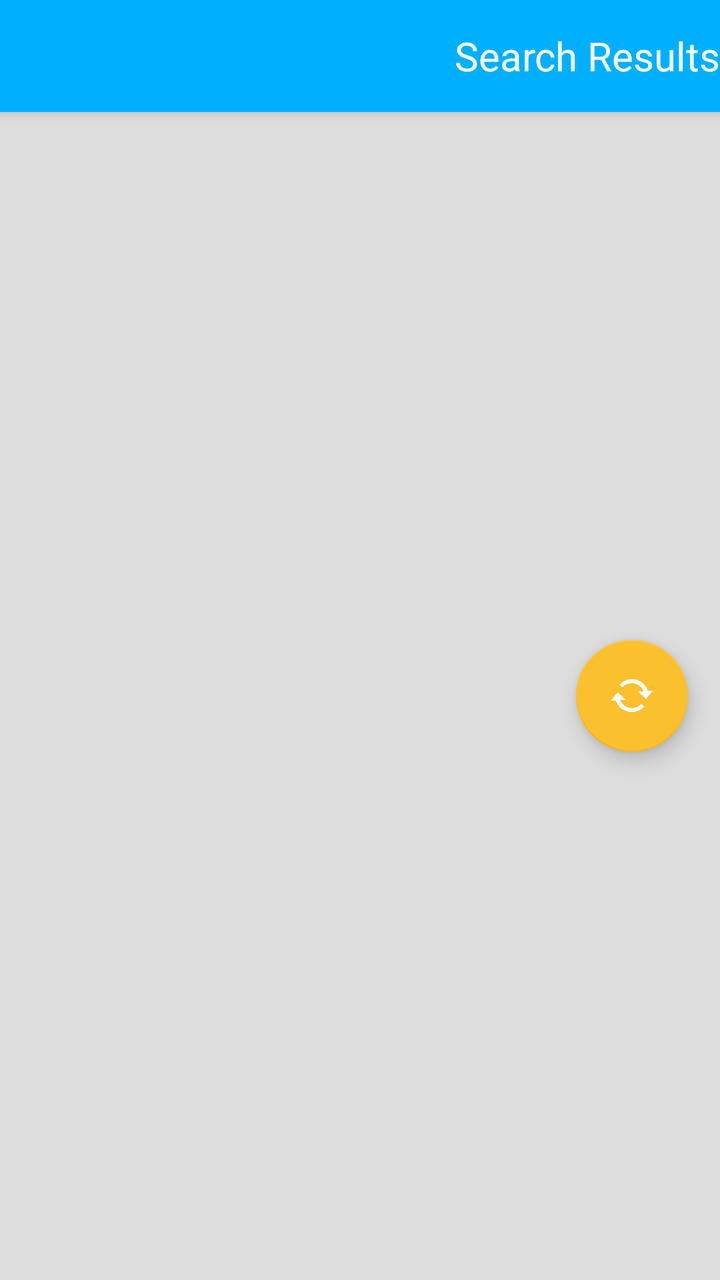
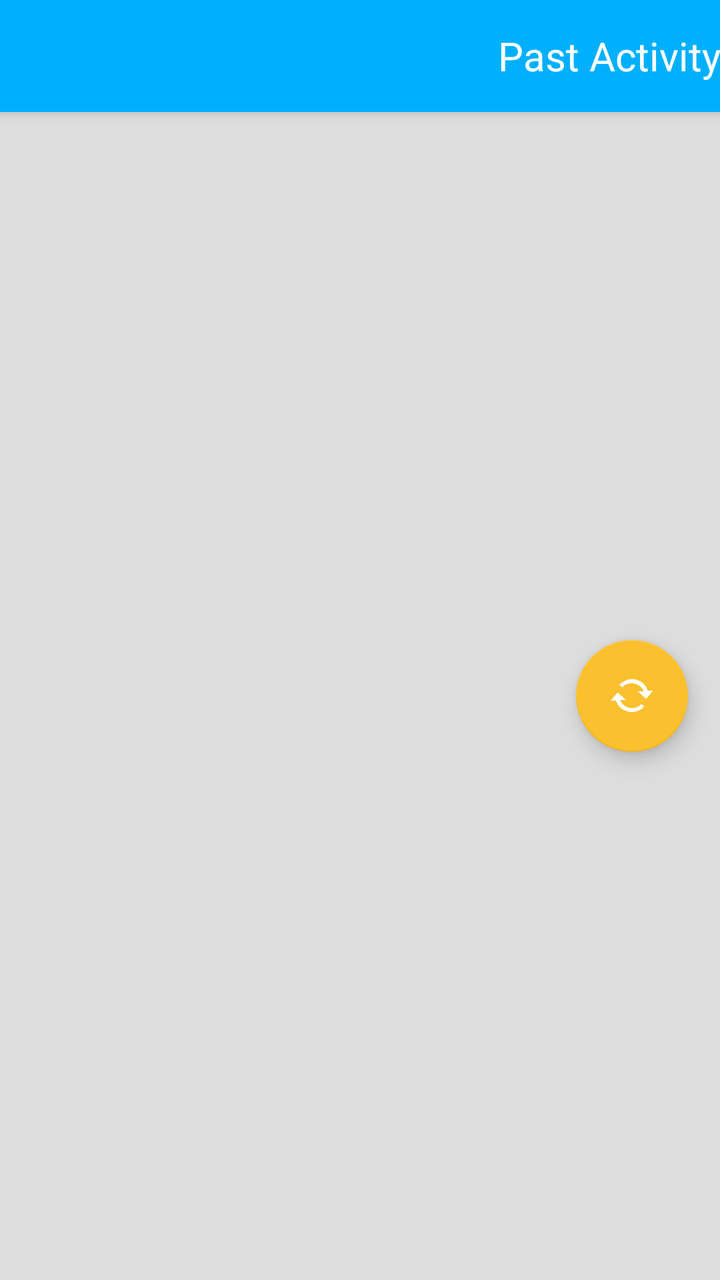

Before-and-after screenshots of an Android layout around one commit, followed by the original layout XML and the change that was made.
<!-- AndroidManifest.xml: activity theme AppTheme.NoActionBar -->
<!-- res/layout/activity_record.xml -->
<?xml version="1.0" encoding="utf-8"?>
<androidx.coordinatorlayout.widget.CoordinatorLayout
    xmlns:android="http://schemas.android.com/apk/res/android"
    xmlns:app="http://schemas.android.com/apk/res-auto"
    xmlns:tools="http://schemas.android.com/tools"
    android:layout_width="match_parent"
    android:layout_height="match_parent"
    android:fitsSystemWindows="true"
    tools:context=".ui.RecordActivity">

    <com.google.android.material.appbar.AppBarLayout
        android:id="@+id/record_appbar"
        android:layout_width="match_parent"
        android:layout_height="wrap_content"
        android:theme="@style/AppTheme.AppBarOverlay">

        <androidx.appcompat.widget.Toolbar
            android:id="@+id/record_toolbar"
            android:layout_width="match_parent"
            android:layout_height="?attr/actionBarSize"
            app:popupTheme="@style/AppTheme.PopupOverlay">

            <TextView
                android:layout_width="match_parent"
                android:layout_height="match_parent"
                android:gravity="end|center_vertical"
                android:textSize="@dimen/text_size_paragraph_title"
                android:textColor="#fff"
                android:text="@string/title_charity_list"
                style="@style/AppTheme.AppBarOverlay"/>

        </androidx.appcompat.widget.Toolbar>

    </com.google.android.material.appbar.AppBarLayout>

    <FrameLayout
        android:layout_width="match_parent"
        android:layout_height="match_parent"
        app:layout_behavior="@string/appbar_scrolling_view_behavior">

        <LinearLayout
            android:layout_width="match_parent"
            android:layout_height="match_parent"
            android:orientation="horizontal">

            <FrameLayout
                android:id="@+id/record_list_container"
                xmlns:android="http://schemas.android.com/apk/res/android"
                xmlns:app="http://schemas.android.com/apk/res-auto"
                xmlns:tools="http://schemas.android.com/tools"
                android:layout_width="match_parent"
                android:layout_height="match_parent">

                <androidx.recyclerview.widget.RecyclerView
                    android:id="@+id/record_list"
                    android:layout_width="match_parent"
                    android:layout_height="match_parent"
                    android:background="@color/colorNeutral"
                    app:layoutManager="androidx.recyclerview.widget.LinearLayoutManager"
                    tools:context=".ui.RecordActivity"
                    tools:listitem="@layout/item_record"/>

                <com.google.android.material.floatingactionbutton.FloatingActionButton
                    android:id="@+id/record_fab"
                    android:layout_width="wrap_content"
                    android:layout_height="wrap_content"
                    android:layout_gravity="center_vertical|end"
                    android:layout_marginEnd="@dimen/fab_margin"
                    app:srcCompat="@drawable/action_sync"
                    android:contentDescription="@string/description_refresh_button"/>

            </FrameLayout>

            <FrameLayout
                android:id="@+id/record_item_container"
                android:layout_width="match_parent"
                android:layout_height="match_parent"
                android:visibility="gone"
                android:background="@color/colorNeutral"
                app:layout_behavior="@string/appbar_scrolling_view_behavior" />

        </LinearLayout>

    </FrameLayout>

</androidx.coordinatorlayout.widget.CoordinatorLayout>
<!-- res/layout/item_record.xml (included above) -->
<?xml version="1.0" encoding="utf-8"?>
<LinearLayout xmlns:android="http://schemas.android.com/apk/res/android"
    android:id="@+id/record_item_view"
    android:layout_width="match_parent"
    android:layout_height="wrap_content"
    android:orientation="vertical"
    android:layout_margin="1dp"
    android:background="#fff">

    <TextView
        android:id="@+id/record_item_primary"
        android:layout_width="match_parent"
        android:layout_height="wrap_content"
        android:layout_margin="4dp"
        android:textSize="@dimen/text_size_paragraph_title"
        android:textAppearance="?attr/textAppearanceListItem" />

    <LinearLayout xmlns:android="http://schemas.android.com/apk/res/android"
        android:layout_width="match_parent"
        android:layout_height="0dp"
        android:layout_weight="1"
        android:orientation="horizontal"
        android:baselineAligned="false"
        android:gravity="center">

        <LinearLayout xmlns:android="http://schemas.android.com/apk/res/android"
            android:layout_width="0dp"
            android:layout_height="match_parent"
            android:layout_weight="1"
            android:orientation="vertical">

            <TextView
                android:id="@+id/record_item_secondary"
                android:layout_width="match_parent"
                android:layout_height="wrap_content"
                android:layout_margin="4dp"
                android:textAppearance="?attr/textAppearanceListItem" />

            <TextView
                android:id="@+id/record_item_tertiary"
                android:layout_width="match_parent"
                android:layout_height="wrap_content"
                android:layout_margin="4dp"
                android:textAppearance="?attr/textAppearanceListItem" />

        </LinearLayout>

        <RelativeLayout
            android:layout_width="wrap_content"
            android:layout_height="match_parent"
            android:background="#000"
            android:gravity="end">

            <ImageView
                android:id="@+id/record_item_logo"
                android:layout_width="wrap_content"
                android:layout_height="match_parent"
                android:adjustViewBounds="true"
                android:contentDescription="@string/description_charity_logo"/>

        </RelativeLayout>

    </LinearLayout>

</LinearLayout>
<!-- resources referenced by this layout -->
<resources>
  <color name="colorNeutral">#DDD</color>
  <dimen name="fab_margin">16dp</dimen>
  <dimen name="text_size_paragraph_title">20sp</dimen>
  <!-- drawable action_sync: png bitmap (drawable-hdpi, 1012 bytes) -->
  <string name="description_charity_logo">This is the logo that corresponds to the listed charity</string>
  <string name="description_refresh_button">Press this button to refresh the list of charities</string>
  <string name="title_charity_list">Search Results</string>
  <style name="AppTheme.AppBarOverlay" parent="ThemeOverlay.AppCompat.Dark.ActionBar" />
  <style name="AppTheme.PopupOverlay" parent="@android:style/Widget.PopupMenu">
          <item name="android:background">@color/colorPrimary</item>
      </style>
  <style name="AppTheme.NoActionBar">
          <item name="windowActionBar">false</item>
          <item name="windowNoTitle">true</item>
      </style>
  <color name="colorPrimary">#00B0FF</color>
</resources>

<!-- the commit's change to res/layout/activity_record.xml (unified diff, before → after) -->
@@ -26,7 +26,7 @@
                 android:gravity="end|center_vertical"
                 android:textSize="@dimen/text_size_paragraph_title"
                 android:textColor="#fff"
-                android:text="@string/title_charity_list"
+                android:text="@string/title_donor_records"
                 style="@style/AppTheme.AppBarOverlay"/>
 
         </androidx.appcompat.widget.Toolbar>
<!-- resource entries referenced after the edit -->
@@ -6,7 +6,7 @@
   <!-- drawable action_sync: png bitmap (drawable-hdpi, 1012 bytes) -->
   <string name="description_charity_logo">This is the logo that corresponds to the listed charity</string>
   <string name="description_refresh_button">Press this button to refresh the list of charities</string>
-  <string name="title_charity_list">Search Results</string>
+  <string name="title_donor_records">Past Activity</string>
   <style name="AppTheme.AppBarOverlay" parent="ThemeOverlay.AppCompat.Dark.ActionBar" />
   <style name="AppTheme.PopupOverlay" parent="@android:style/Widget.PopupMenu">
           <item name="android:background">@color/colorPrimary</item>
